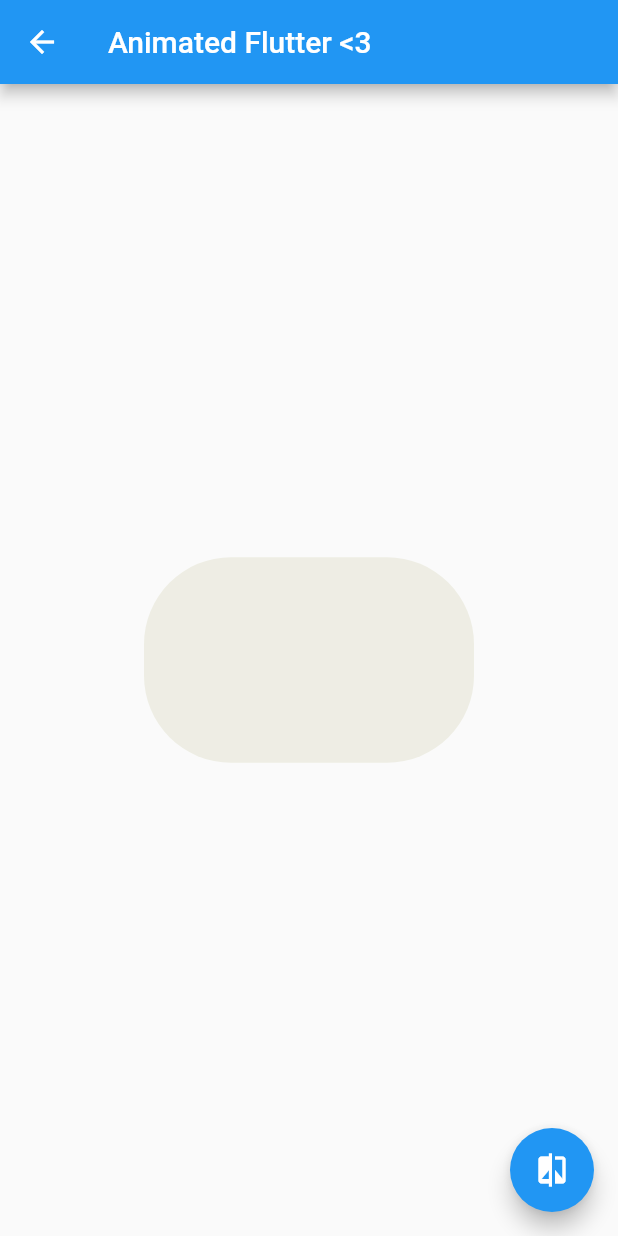
After one commit to ilodi/ComponentesFlutter, a Flutter app: the AnimatedContainerPages screen opened by its route, after a tap on the "compare" icon, on a phone screen of 412 x 824 dp. The commit adds this screen. Run offline on Flutter 3.47's test engine with Material 2 defaults, Android fonts, the phone set to English and light mode, and no system bars.

Commit message:
animaciones en flutter

```diff
--- a/data/menu_opts.json
+++ b/data/menu_opts.json
@@ -15,6 +15,11 @@
             "ruta" : "card",
             "icon" : "folder_open",
             "texto": "Cards - Tarjetas"
+        },
+        {
+            "ruta" : "animatedContainer",
+            "icon" : "donut_large",
+            "texto": "Animated Container"
         }
     ]
 }
--- /dev/null
+++ b/lib/src/pages/animated_container.dart
@@ -0,0 +1,49 @@
+import 'package:flutter/material.dart';
+import 'dart:math';
+
+class AnimatedContainerPages extends StatefulWidget {
+  @override
+  _AnimatedContainerPagesState createState() => _AnimatedContainerPagesState();
+}
+
+class _AnimatedContainerPagesState extends State<AnimatedContainerPages> {
+  double _width = 50.0;
+  double _height = 50.0;
+  Color _color = Colors.amberAccent;
+
+  BorderRadiusGeometry _borderRadius = BorderRadius.circular(8.0);
+
+  @override
+  Widget build(BuildContext context) {
+    return Scaffold(
+      appBar: AppBar(
+        title: Text('Animated Flutter <3'),
+      ),
+      body: Center(
+          child: AnimatedContainer(
+        duration: Duration(milliseconds: 1200),
+        curve: Curves.fastLinearToSlowEaseIn,
+        width: _width,
+        height: _height,
+        decoration: BoxDecoration(borderRadius: _borderRadius, color: _color),
+      )),
+      floatingActionButton: FloatingActionButton(
+        child: Icon(Icons.compare),
+        onPressed: _cambiarForma,
+      ),
+    );
+  }
+
+  void _cambiarForma() {
+    final random = Random();
+
+    setState(() {
+      _width = random.nextInt(300).toDouble();
+      _height = random.nextInt(300).toDouble();
+      _color = Color.fromARGB(
+          random.nextInt(255), random.nextInt(255), random.nextInt(255), 1);
+
+      _borderRadius = BorderRadius.circular(random.nextInt(100).toDouble());
+    });
+  }
+}
--- a/lib/src/pages/card_pages.dart
+++ b/lib/src/pages/card_pages.dart
@@ -56,7 +56,7 @@ class CardPages extends StatelessWidget {
         children: <Widget>[
           FadeInImage(
             image: NetworkImage(
-                'https://wallpaperplay.com/walls/full/4/4/e/34840.jpg'),
+                'https://wallpaperplay.com/walls/full/5/c/2/34799.jpg'),
             placeholder: AssetImage('assets/jar-loading.gif'),
             fadeInDuration: Duration(milliseconds: 200),
             height: 200.0,
--- a/lib/src/pages/home_page.dart
+++ b/lib/src/pages/home_page.dart
@@ -1,7 +1,6 @@
 import 'package:componentes/src/utils/icono_string_util.dart';
 import 'package:flutter/material.dart';
 import '../providers/menu_provider.dart';
-
 
 class HomePage extends StatelessWidget {
   @override
@@ -23,6 +22,7 @@ class HomePage extends StatelessWidget {
       builder: (context, AsyncSnapshot<List<dynamic>> snapshot) {
         return ListView(
           children: _listaItems(snapshot.data, context),
+
         );
       },
     );
--- a/lib/src/utils/icono_string_util.dart
+++ b/lib/src/utils/icono_string_util.dart
@@ -4,6 +4,7 @@ final _icons = <String, IconData>{
   'add_alert'     : Icons.add_alert,
   'accessibility' : Icons.accessibility,
   'folder_open'   : Icons.folder_open,
+  'donut_large'   : Icons.donut_large,
 };
 
 Icon getIcon (String nombreIcono){
```
Also changed, not shown: lib/src/pages/avatar_page.dart (+25 -0 lines), lib/src/routes/routes.dart (+6 -5 lines).
